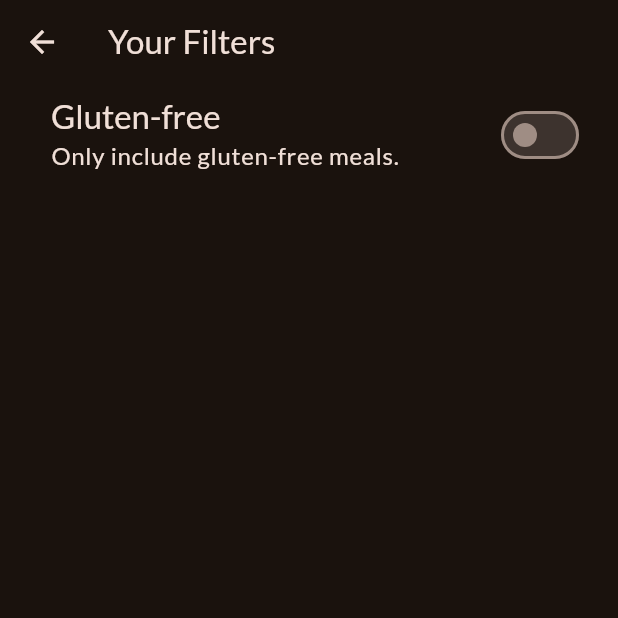
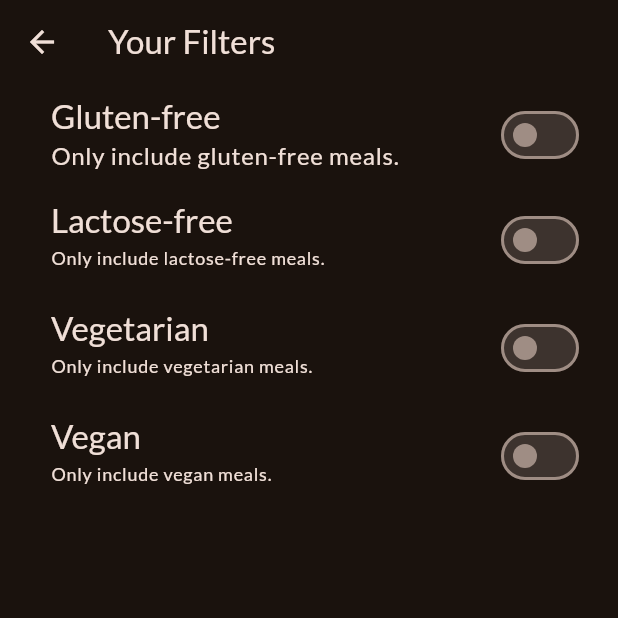
Before and after one commit to natib21/Flutter-Meals_App, a Flutter app: the FiltersScreen screen opened directly, on a phone screen of 412 x 824 dp, the top half of it. Run offline on Flutter 3.47's test engine with Material 3 defaults, Android fonts, the phone set to English and light mode, and no system bars; our stand-ins replace google_fonts, transparent_image.

Commit message:
Ading More Filter

```diff
--- a/lib/screens/filters.dart
+++ b/lib/screens/filters.dart
@@ -13,6 +13,9 @@
 
 class _FiltersScreenState extends State<FiltersScreen> {
   var _glutenFreeFilterSet = false;
+  var _lactoseFreeFilterSet = false;
+  var _vegetarianFilterSet = false;
+  var _veganFilterSet = false;
 
   @override
   Widget build(BuildContext context) {
@@ -53,6 +56,72 @@
             ),
             activeColor: Theme.of(context).colorScheme.tertiary,
             contentPadding: EdgeInsets.only(left: 34, right: 22),
+          ),
+          SwitchListTile(
+            value: _lactoseFreeFilterSet,
+            onChanged: (isChecked) {
+              setState(() {
+                _lactoseFreeFilterSet = isChecked;
+              });
+            },
+            title: Text(
+              "Lactose-free",
+              style: Theme.of(context).textTheme.titleLarge!.copyWith(
+                    color: Theme.of(context).colorScheme.onBackground,
+                  ),
+            ),
+            subtitle: Text(
+              'Only include lactose-free meals.',
+              style: Theme.of(context).textTheme.labelMedium!.copyWith(
+                    color: Theme.of(context).colorScheme.onBackground,
+                  ),
+            ),
+            activeColor: Theme.of(context).colorScheme.tertiary,
+            contentPadding: EdgeInsets.only(left: 34, right: 22),
+          ),
+          SwitchListTile(
+            value: _vegetarianFilterSet,
+            onChanged: (isChecked) {
+              setState(() {
+                _vegetarianFilterSet = isChecked;
+              });
+            },
+            title: Text(
+              "Vegetarian",
+              style: Theme.of(context).textTheme.titleLarge!.copyWith(
+                    color: Theme.of(context).colorScheme.onBackground,
+                  ),
+            ),
+            subtitle: Text(
+              'Only include vegetarian meals.',
+              style: Theme.of(context).textTheme.labelMedium!.copyWith(
+                    color: Theme.of(context).colorScheme.onBackground,
+                  ),
+            ),
+            activeColor: Theme.of(context).colorScheme.tertiary,
+            contentPadding: EdgeInsets.only(left: 34, right: 22),
+          ),
+          SwitchListTile(
+            value: _veganFilterSet,
+            onChanged: (isChecked) {
+              setState(() {
+                _veganFilterSet = isChecked;
+              });
+            },
+            title: Text(
+              "Vegan",
+              style: Theme.of(context).textTheme.titleLarge!.copyWith(
+                    color: Theme.of(context).colorScheme.onBackground,
+                  ),
+            ),
+            subtitle: Text(
+              'Only include vegan meals.',
+              style: Theme.of(context).textTheme.labelMedium!.copyWith(
+                    color: Theme.of(context).colorScheme.onBackground,
+                  ),
+            ),
+            activeColor: Theme.of(context).colorScheme.tertiary,
+            contentPadding: EdgeInsets.only(left: 34, right: 22),
           )
         ],
       ),
```
